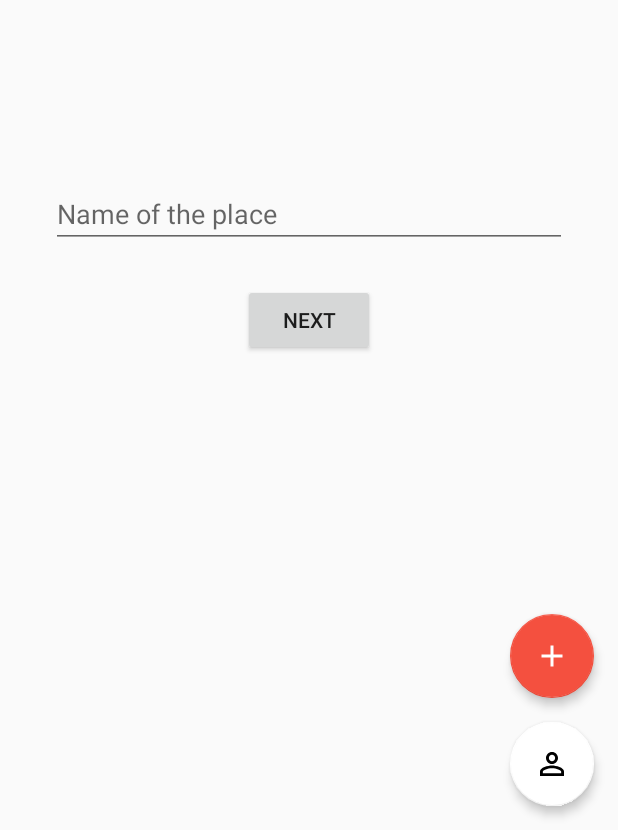
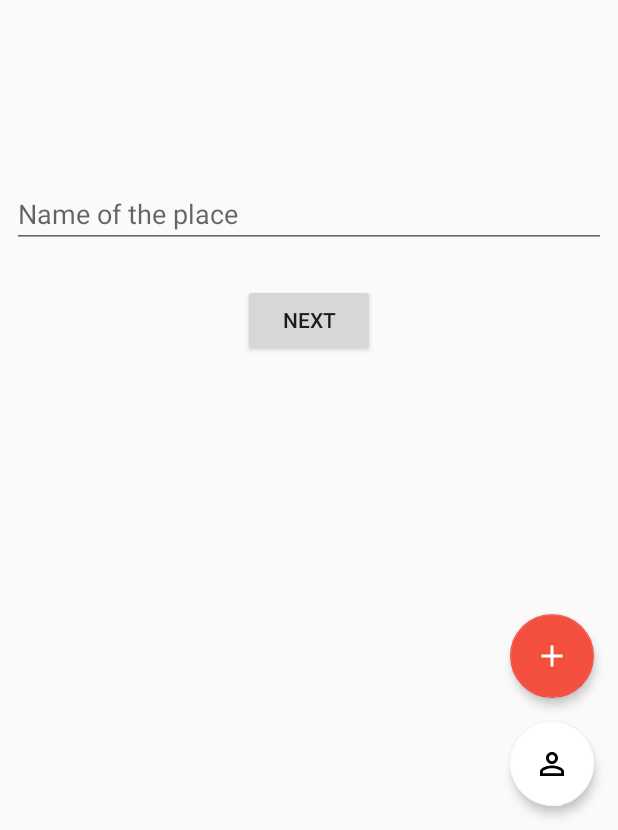
Before and after one commit to Groenbech96/Studyroom, an Android app: the fragment AddRoomNameFragment placed in its activity, on a phone screen of 412 x 824 dp, the part 406-1236 px from its top. Run offline under Robolectric (Android 15) with nearby library versions, the phone set to English and light mode, and no system bars; our stand-ins replace Firebase (no records; nobody signed in at launch, a user with empty details on screens opened directly); 2 statements that could not run were skipped.

Commit message:
small change

```diff
--- a/app/src/main/java/dtu/group/studyroom/Main.java
+++ b/app/src/main/java/dtu/group/studyroom/Main.java
@@ -110,8 +110,6 @@ public class Main extends AppCompatActivity implements MapsFragment.OnFragmentIn
         @Override
         public void onClick(View v) {
 
-
-
             findViewById(R.id.add_button).startAnimation(AnimationUtils.loadAnimation(getApplicationContext(), R.anim.imageonclick));
             hideButtons();
             //TODO: Create new fragments
@@ -122,6 +120,7 @@ public class Main extends AppCompatActivity implements MapsFragment.OnFragmentIn
             fragmentTransaction.replace(R.id.content, af, MAPS_FRAGMENT_TAG);
 
             fragmentTransaction.commit();
+
         }
     };
 
--- a/app/src/main/res/layout/fragment_add_room_name.xml
+++ b/app/src/main/res/layout/fragment_add_room_name.xml
@@ -25,12 +25,12 @@
 
         <EditText
             android:id="@+id/name_text"
-            android:layout_width="344dp"
+            android:layout_width="0dp"
             android:layout_height="wrap_content"
             android:layout_marginBottom="8dp"
             android:layout_marginEnd="8dp"
-            android:layout_marginLeft="8dp"
-            android:layout_marginRight="8dp"
+            android:layout_marginLeft="24dp"
+            android:layout_marginRight="32dp"
             android:layout_marginStart="8dp"
             android:hint="Name of the place "
             android:inputType="text"
@@ -38,7 +38,8 @@
             app:layout_constraintLeft_toLeftOf="parent"
             app:layout_constraintRight_toRightOf="parent"
             app:layout_constraintTop_toTopOf="parent"
-            app:layout_constraintVertical_bias="0.507" />
+            app:layout_constraintVertical_bias="0.507"
+            app:layout_constraintHorizontal_bias="0.509" />
 
         <TextView
             android:id="@+id/textView5"
```
